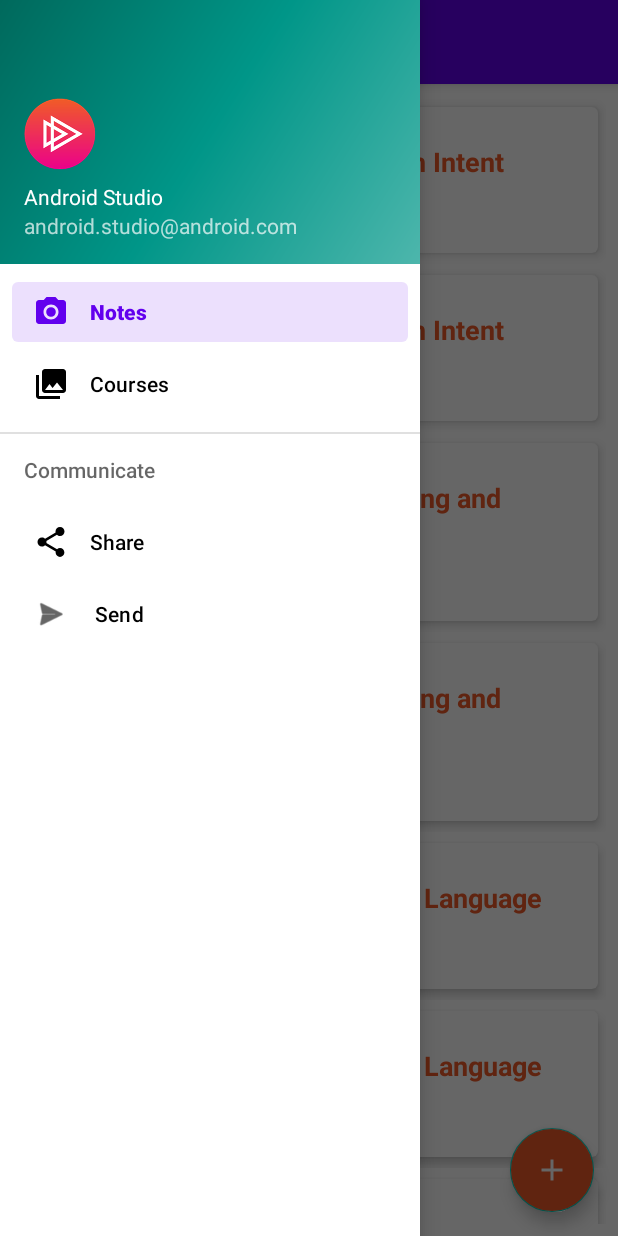
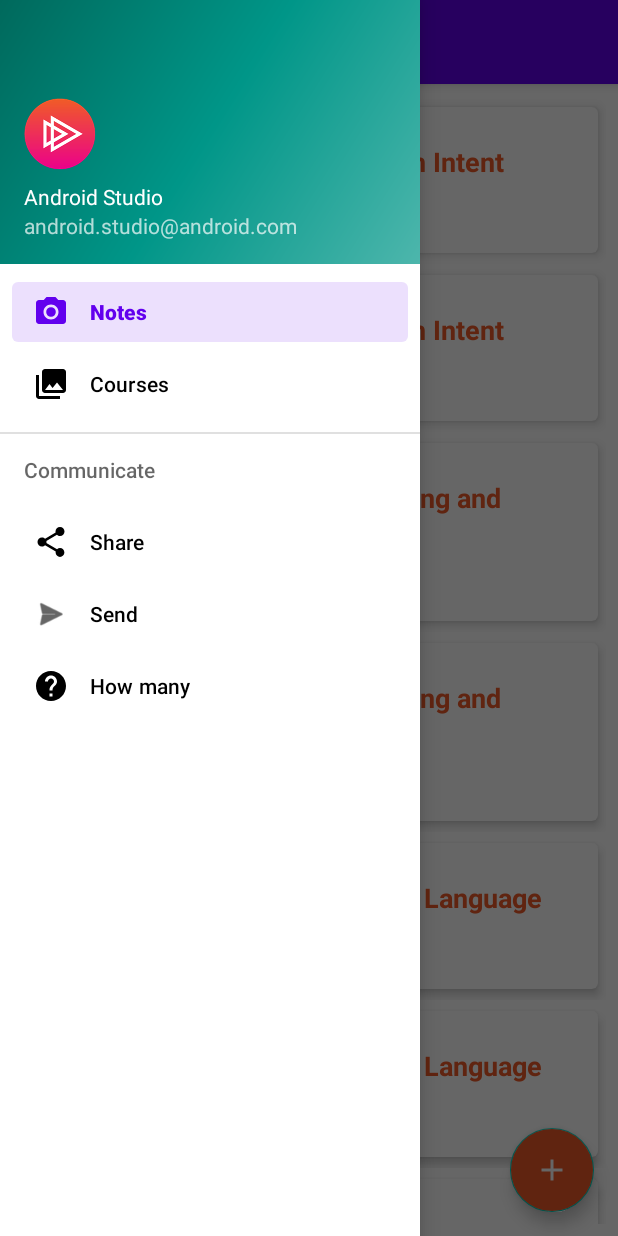
Before and after one commit to GuelorMusavuli/NoteKeeper, an Android app: the screen it shows after launch (NoteListActivity), with the side drawer open, on a phone screen of 412 x 824 dp. Run offline under Robolectric (Android 15) with nearby library versions, the phone set to English and light mode, and no system bars.

Commit message:
String Resources with Value Substitution of the number of notes and courses currently in the application

```diff
--- a/app/src/main/java/com/guelmus/android/notekeeper/NoteListActivity.kt
+++ b/app/src/main/java/com/guelmus/android/notekeeper/NoteListActivity.kt
@@ -71,6 +71,13 @@ class NoteListActivity : AppCompatActivity(), NavigationView.OnNavigationItemSel
             R.id.nav_send -> {
                 handleSelection(R.string.nav_send_message)
             }
+            R.id.nav_how_many -> {
+                //provides information about the number of notes and courses currently in the app
+                val message = getString(R.string.nav_how_many_message_format,
+                    DataManager.notes.size, DataManager.courses.size)
+                Snackbar.make(listItems_rv, message, Snackbar.LENGTH_LONG).show()
+            }
+
 
         }
         drawer_layout.closeDrawer(GravityCompat.START)
--- /dev/null
+++ b/app/src/main/res/drawable/ic_help_black_24dp.xml
@@ -0,0 +1,9 @@
+<vector xmlns:android="http://schemas.android.com/apk/res/android"
+        android:width="24dp"
+        android:height="24dp"
+        android:viewportWidth="24.0"
+        android:viewportHeight="24.0">
+    <path
+        android:fillColor="#FF000000"
+        android:pathData="M12,2C6.48,2 2,6.48 2,12s4.48,10 10,10 10,-4.48 10,-10S17.52,2 12,2zM13,19h-2v-2h2v2zM15.07,11.25l-0.9,0.92C13.45,12.9 13,13.5 13,15h-2v-0.5c0,-1.1 0.45,-2.1 1.17,-2.83l1.24,-1.26c0.37,-0.36 0.59,-0.86 0.59,-1.41 0,-1.1 -0.9,-2 -2,-2s-2,0.9 -2,2L8,9c0,-2.21 1.79,-4 4,-4s4,1.79 4,4c0,0.88 -0.36,1.68 -0.93,2.25z"/>
+</vector>
--- a/app/src/main/res/menu/activity_items_drawer.xml
+++ b/app/src/main/res/menu/activity_items_drawer.xml
@@ -7,23 +7,28 @@
         <item
             android:id="@+id/nav_notes"
             android:icon="@drawable/ic_menu_camera"
-            android:title="Notes" />
+            android:title="@string/nav_notes_title" />
         <item
             android:id="@+id/nav_courses"
             android:icon="@drawable/ic_menu_gallery"
-            android:title="Courses" />
+            android:title="@string/nav_courses_title" />
     </group>
 
-    <item android:title="Communicate">
+    <item android:title="@string/nav_communicate">
         <menu>
             <item
                 android:id="@+id/nav_share"
                 android:icon="@drawable/ic_menu_share"
-                android:title="Share" />
+                android:title="@string/nav_share_title" />
             <item
                 android:id="@+id/nav_send"
                 android:icon="@android:drawable/ic_menu_send"
-                android:title=" Send" />
+                android:title="@string/nav_send_title" />
+            <item
+                android:id="@+id/nav_how_many"
+                android:icon="@drawable/ic_help_black_24dp"
+                android:title="@string/nav_ow_many_title" />
+
         </menu>
     </item>
 </menu>
--- a/app/src/main/res/values/strings.xml
+++ b/app/src/main/res/values/strings.xml
@@ -16,6 +16,13 @@
     <string name="nav_share_message">Don\'t you think you\'ve shared enough</string>
     <string name="nav_send_message">Send</string>
     <string name="note_activity_label">Edit Note</string>
+    <string name="nav_how_many_message_format">Notes: %1$d | Courses: %2$d</string>
+    <string name="nav_notes_title">Notes</string>
+    <string name="nav_courses_title">Courses</string>
+    <string name="nav_communicate">Communicate</string>
+    <string name="nav_share_title">Share</string>
+    <string name="nav_send_title">Send</string>
+    <string name="nav_ow_many_title">How many</string>
 
 
 </resources>
```
